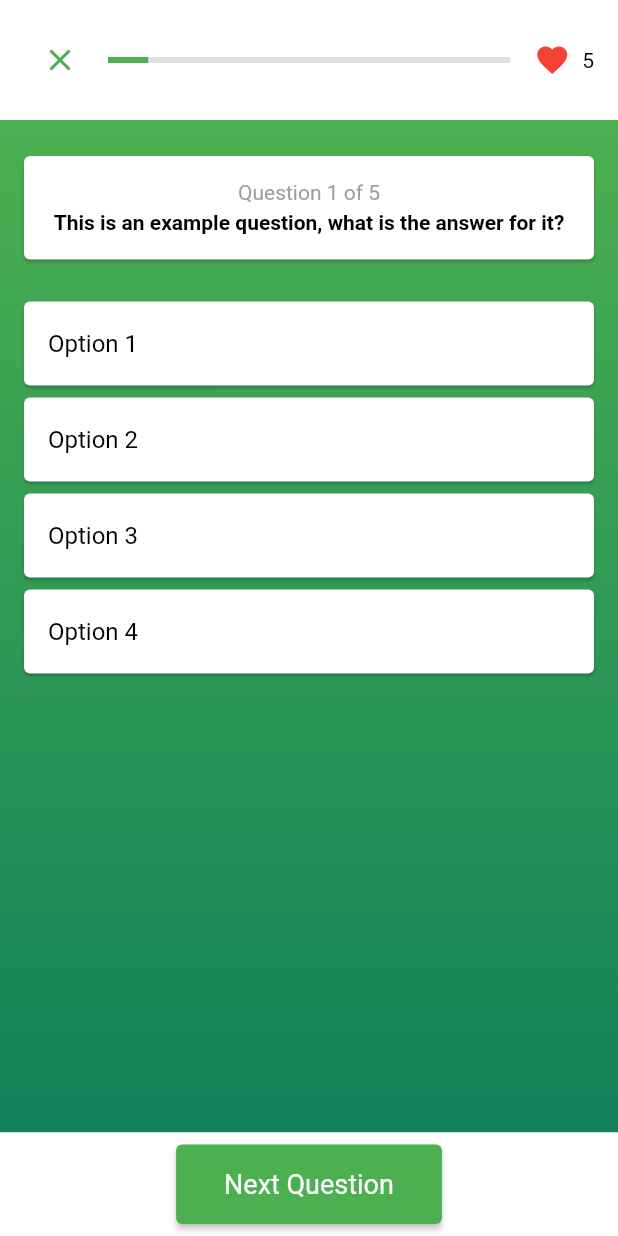
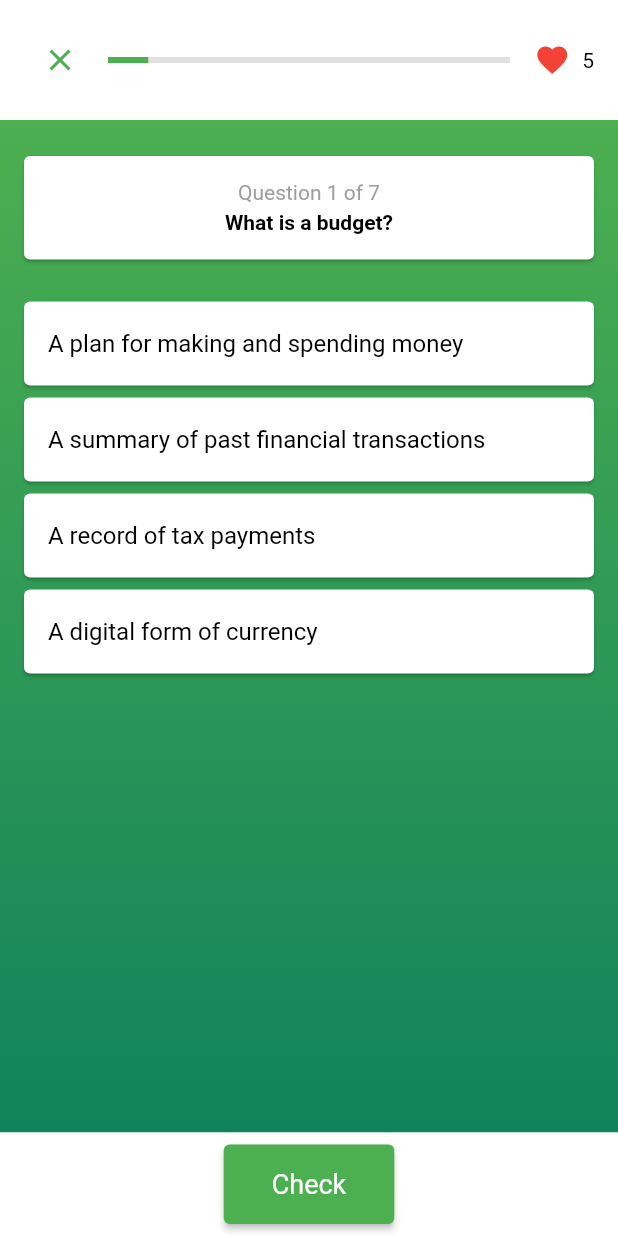
Before and after one commit to kygoben/hackutd, a Flutter app: the LessonPage screen opened directly with sample values from the repository, on a phone screen of 412 x 824 dp. Run offline on Flutter 3.47's test engine with Material 2 defaults, Android fonts, the phone set to English and light mode, and no system bars; our stand-ins replace confetti, flutter_dotenv, shared_preferences; accounts and stored records are empty.

Commit message:
lesson_page updates to reflect correct and incorrect answers

```diff
--- /dev/null
+++ b/finteach/lib/Domain/question.dart
@@ -0,0 +1,33 @@
+import 'package:finteach/Application/constants.dart';
+class Question {
+  String question;
+  List<String> options;
+  int answerIndex;
+
+  Question({required this.question, required this.options, required this.answerIndex});
+
+  factory Question.fromJson(Map<String, dynamic> json) {
+    return Question(
+      question: json['question'],
+      options: List<String>.from(json['options']),
+      answerIndex: json['answer'],
+    );
+  }
+
+  Map<String, dynamic> toJson() {
+    return {
+      'question': question,
+      'options': options,
+      'answer': answerIndex,
+    };
+  }
+}
+
+List<Question> loadQuestions() {
+  var newRawData =rawData;
+  List<Question> questions = [];
+  for (var questionData in newRawData['questions']!) {
+    questions.add(Question.fromJson(questionData));
+  }
+  return questions;
+}
--- a/finteach/lib/Presentation/lesson_page.dart
+++ b/finteach/lib/Presentation/lesson_page.dart
@@ -1,10 +1,13 @@
 import 'package:finteach/Domain/chapter.dart';
+import 'package:finteach/Domain/question.dart';
 import 'package:finteach/services/openai_service.dart';
 import 'package:flutter/material.dart';
+import 'package:finteach/Application/constants.dart';
+import 'package:confetti/confetti.dart'; // Import the confetti package
 
 class LessonPage extends StatefulWidget {
   final String title;
-  final Chapters chapter;
+  final Chapters chapter; // Corrected to 'Chapter'
 
   const LessonPage({Key? key, required this.title, required this.chapter}) : super(key: key);
 
@@ -13,33 +16,31 @@ class LessonPage extends StatefulWidget {
 }
 
 class _LessonPageState extends State<LessonPage> {
-  int currentQuestion = 1;
+  int currentQuestionIndex = 0;
   double progressValue = 0.1;
+  bool _hasPressedCheck = false;
+  int selectedOptionIndex = -1; // Add this to track selected option
+  List<Question> questions = loadQuestions();
+  final ConfettiController _confettiController = ConfettiController(duration: const Duration(seconds: 1)); // Add this
 
-  Future<String> askChatGPT() async {
-    print('I am making the request');
-    return OpenAIService().generateQuestions('', widget.chapter.name, 1);
+  @override
+  void dispose() {
+    _confettiController.dispose(); // Add this to dispose of the controller
+    super.dispose();
   }
 
   @override
   void initState() {
     super.initState();
-
-    print(widget.chapter);
+    // Your existing code
   }
 
  @override
 Widget build(BuildContext context) {
   return Scaffold(
-      body: FutureBuilder<String>(
-      future: askChatGPT(),
-      builder: (context, snapshot) {
-        if (snapshot.connectionState == ConnectionState.waiting) {
-          return Text("I am loading idiot");
-        } else if (snapshot.hasError) {
-            return Text("Kyle wrote bad code that broke (the endpoint failed)");
-          } else {
-            return Column(
+    body: Stack(
+      children: [
+        Column(
           children: [
             // Top bar with white background
             Container(
@@ -53,9 +54,7 @@ class _LessonPageState extends State<LessonPage> {
                   Expanded(
                     child: _buildProgressBar(),
                   ),
-                      SizedBox(
-                        width:
-                        16), // Increased space between the progress bar and the heart
+                  SizedBox(width: 16), // Increased space between the progress bar and the heart
                   _buildHeartCount(context, heartCount: 5),
                 ],
               ),
@@ -66,30 +65,27 @@ class _LessonPageState extends State<LessonPage> {
                   gradient: LinearGradient(
                     colors: [
                       Colors.green, // Lighter green gradient
-                          Color(0xFF11825C) // Darker green gradient
+                      Color(0xFF11825C), // Darker green gradient
                     ],
                     begin: Alignment.topCenter,
                     end: Alignment.bottomCenter,
                   ),
                 ),
                 child: SafeArea(
-                      top: false, // SafeArea is now only needed for bottom part
+                  top: false,
                   child: Column(
                     crossAxisAlignment: CrossAxisAlignment.stretch,
                     children: <Widget>[
                       SizedBox(height: 24),
-                          _buildCombinedCard(context,
-                            'This is an example question, what is the answer for it?'),
+                      _buildCombinedCard(context, questions[currentQuestionIndex]), // Pass the current question
                       SizedBox(height: 24),
                       Expanded(
-                            child: ListView(
+                        child: ListView.builder( // Use ListView.builder to build options
                           padding: const EdgeInsets.symmetric(horizontal: 16.0),
-                              children: [
-                                _buildOption(context, 'Option 1'),
-                                _buildOption(context, 'Option 2'),
-                                _buildOption(context, 'Option 3'),
-                                _buildOption(context, 'Option 4'),
-                              ],
+                          itemCount: questions[currentQuestionIndex].options.length, // Number of options for the current question
+                          itemBuilder: (context, index) {
+                            return _buildOption(context, questions[currentQuestionIndex].options[index], index); // Pass the option and its index
+                          },
                         ),
                       ),
                     ],
@@ -100,35 +96,63 @@ class _LessonPageState extends State<LessonPage> {
             // Bottom bar with white background
 Container(
   color: Colors.white,
-                  padding:
-                  const EdgeInsets.symmetric(horizontal: 16.0, vertical: 8.0),
+  padding: const EdgeInsets.symmetric(horizontal: 16.0, vertical: 8.0),
   child: Center(
     child: ElevatedButton(
       style: ElevatedButton.styleFrom(
         primary: Colors.green,
-                        padding: const EdgeInsets.symmetric(
-                          horizontal: 32.0, vertical: 16.0),
+        padding: const EdgeInsets.symmetric(horizontal: 32.0, vertical: 16.0),
         textStyle: const TextStyle(fontSize: 18),
       ),
-                      child: const Text('Next Question'),
+      // Change button text based on _hasPressedCheck
+      child: Text(_hasPressedCheck ? 'Next Question' : 'Check'),
       onPressed: () {
+        if (!_hasPressedCheck) {
+          //If question is correct
           setState(() {
-                          if (currentQuestion < 10) {
-                            currentQuestion++;
-                            progressValue += 0.2;
+            if (selectedOptionIndex == questions[currentQuestionIndex].answerIndex) {
+              _confettiController.play(); // Play confetti animation if correct
+            } else {
+              print('wrong'); // Print 'wrong' if incorrect
+            }
+            _hasPressedCheck = true; // Update the flag to indicate the check has been pressed
+          });
+        } else {
+
+          // If 'Next Question' is pressed
+          setState(() {
+            if (currentQuestionIndex < questions.length - 1) {
+              currentQuestionIndex++;
+              progressValue += 0.1;
+              _hasPressedCheck = false; // Reset the check button state
+              selectedOptionIndex = -1; // Reset the selected option
+            } else {
+              // Handle the end of the questions list, e.g., navigate away or show a score screen
             }
           });
+        }
       },
     ),
   ),
 ),
+
           ],
+        ),
+        // Confetti
+        Align(
+          alignment: Alignment.center,
+          child: ConfettiWidget(
+            confettiController: _confettiController,
+            blastDirectionality: BlastDirectionality.explosive, // don't specify a direction, blast randomly
+            shouldLoop: false, // start again as soon as the animation is finished
+            colors: const [Colors.green, Colors.blue, Colors.pink, Colors.orange, Colors.purple], // manually specify the colors to be used
+          ),
+        ),
+      ],
+    ),
   );
 }
-      }
-    )
-    );
-  }
+
 
   Widget _buildCloseButton(BuildContext context) {
     return IconButton(
@@ -157,20 +181,40 @@ class _LessonPageState extends State<LessonPage> {
     );
   }
 
-  Widget _buildOption(BuildContext context, String option) {
+Widget _buildOption(BuildContext context, String option, int index) {
+  Color? _getOptionColor(int index) {
+    if (!_hasPressedCheck) {
+      // If the option is selected and check has not been pressed, make it grey
+      return selectedOptionIndex == index ? Colors.grey : Colors.white;
+    } else {
+      // If check has been pressed, use the answer logic colors
+      if (index == questions[currentQuestionIndex].answerIndex) {
+        return Colors.lightGreenAccent;
+      } else if (selectedOptionIndex == index && selectedOptionIndex != questions[currentQuestionIndex].answerIndex) {
+        return Colors.redAccent;
+      }
+    }
+    return Colors.white; // Default color when none of the above conditions meet
+  }
+
   return Card(
-      color: Colors.white,
+    color: _getOptionColor(index),
     margin: const EdgeInsets.symmetric(vertical: 4),
     child: ListTile(
-        title: Text(option, style: const TextStyle(color: Colors.black)),
-        onTap: () {
-          // Handle option tap action
-        },
+      title: Text(option, style: TextStyle(color: Colors.black)),
+      onTap: !_hasPressedCheck ? () {
+        setState(() {
+          // Only change the selection if the check hasn't been pressed
+          selectedOptionIndex = index;
+        });
+      } : null, // Disable tap if the check has been pressed
     ),
   );
 }
 
-  Widget _buildCombinedCard(BuildContext context, String questionText) {
+
+
+  Widget _buildCombinedCard(BuildContext context, Question question) {
     return Card(
       margin: const EdgeInsets.symmetric(horizontal: 16.0),
       child: Container(
@@ -181,12 +225,15 @@ class _LessonPageState extends State<LessonPage> {
             style: const TextStyle(fontSize: 14.0, color: Colors.black),
             children: <TextSpan>[
               TextSpan(
-                  text: 'Question $currentQuestion of 5\n',
+                text: 'Question ${currentQuestionIndex + 1} of ${questions.length}\n', // Update the question count dynamically
                 style: TextStyle(
-                      fontWeight: FontWeight.w400, color: Colors.grey)),
+                  fontWeight: FontWeight.w400, color: Colors.grey
+                ),
+              ),
               TextSpan(
-                  text: questionText,
-                  style: TextStyle(fontWeight: FontWeight.bold, height: 1.5)),
+                text: question.question, // Use the text from the Question object
+                style: TextStyle(fontWeight: FontWeight.bold, height: 1.5)
+              ),
             ],
           ),
         ),
--- a/finteach/pubspec.yaml
+++ b/finteach/pubspec.yaml
@@ -40,6 +40,7 @@ dependencies:
   # The following adds the Cupertino Icons font to your application.
   # Use with the CupertinoIcons class for iOS style icons.
   cupertino_icons: ^1.0.2
+  confetti: ^0.7.0
 
 dev_dependencies:
   flutter_test:
```
Also changed, not shown: finteach/lib/Application/constants.dart (+76 -0 lines), finteach/pubspec.lock. Lines whose indentation alone changed are shown as unchanged.
